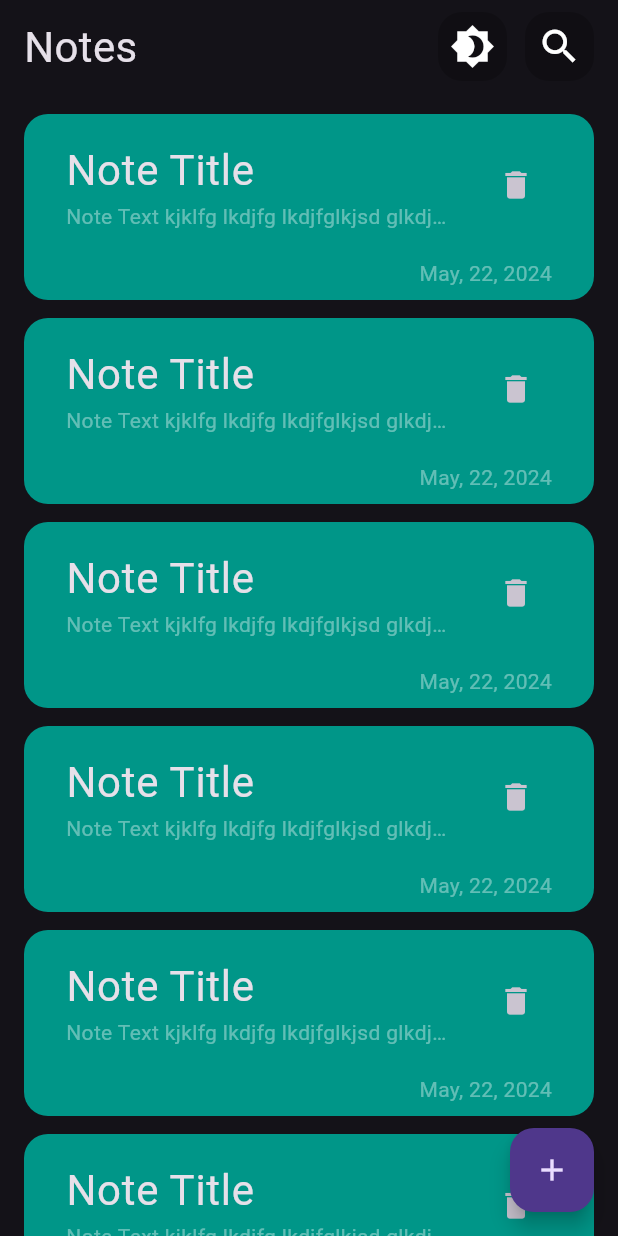
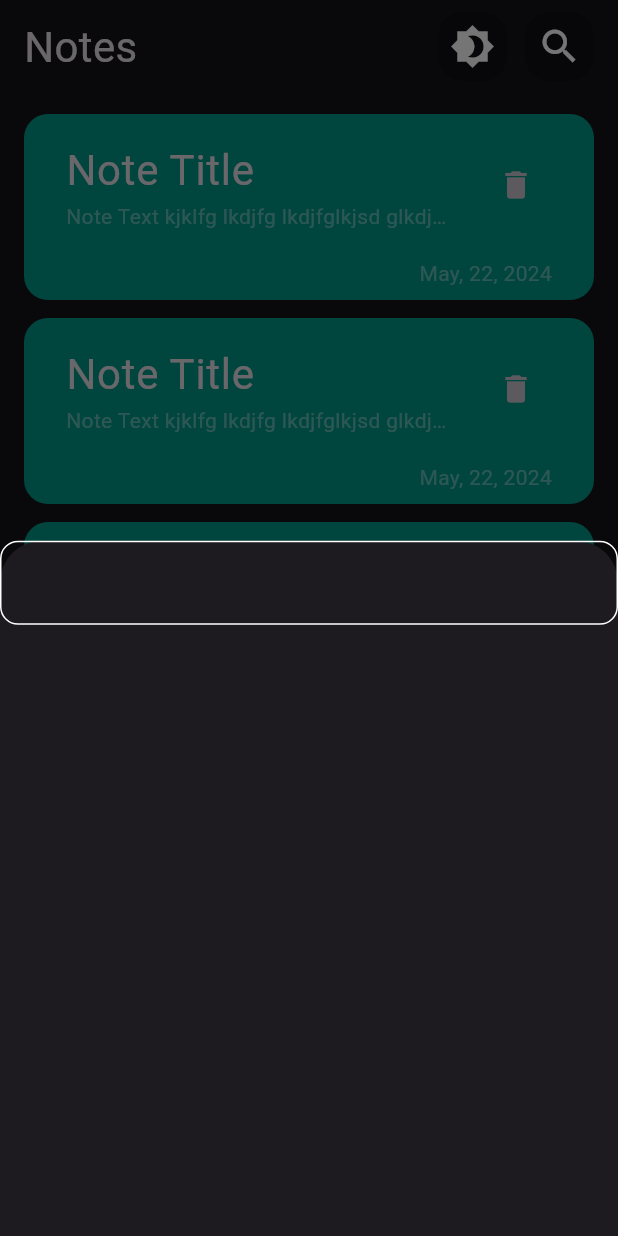
Before and after one commit to AliA5y/pretty_notes, a Flutter app: the screen it shows after launch, after a tap on the "add" icon, on a phone screen of 412 x 824 dp. Run offline on Flutter 3.47's test engine with Material 3 defaults, Android fonts, the phone set to English and light mode, and no system bars; our stand-ins replace hive, hive_flutter; accounts and stored records are empty.

Commit message:
build add note sheet and custom input field

```diff
--- a/lib/views/home.dart
+++ b/lib/views/home.dart
@@ -1,5 +1,6 @@
 import 'package:flutter/material.dart';
 import 'package:pretty_notes/views/home_view_body.dart';
+import 'package:pretty_notes/views/widgets/add_note_sheet.dart';
 
 class HomeView extends StatelessWidget {
   const HomeView({super.key});
@@ -11,7 +12,13 @@ class HomeView extends StatelessWidget {
         child: HomeViewBody(),
       ),
       floatingActionButton: FloatingActionButton(
-        onPressed: () {},
+        onPressed: () {
+          showModalBottomSheet(
+              context: context,
+              builder: (context) {
+                return AddNoteSheet();
+              });
+        },
         child: const Icon(Icons.add),
       ),
     );
--- /dev/null
+++ b/lib/views/widgets/add_note_sheet.dart
@@ -0,0 +1,15 @@
+import 'package:flutter/material.dart';
+import 'package:pretty_notes/views/widgets/custom_text_form_field.dart';
+
+class AddNoteSheet extends StatelessWidget {
+  const AddNoteSheet({super.key});
+
+  @override
+  Widget build(BuildContext context) {
+    return Column(
+      children: [
+        CustomTextFormField(),
+      ],
+    );
+  }
+}
--- /dev/null
+++ b/lib/views/widgets/custom_text_form_field.dart
@@ -0,0 +1,26 @@
+import 'package:flutter/material.dart';
+import 'package:pretty_notes/constants.dart';
+
+class CustomTextFormField extends StatelessWidget {
+  const CustomTextFormField({
+    super.key,
+  });
+
+  @override
+  Widget build(BuildContext context) {
+    return TextFormField(
+      decoration: InputDecoration(
+          border: buildBoarder(),
+          enabledBorder: buildBoarder(),
+          focusedBorder: buildBoarder(kPremaryColor)),
+    );
+  }
+
+  OutlineInputBorder buildBoarder([Color? color]) {
+    return OutlineInputBorder(
+        borderRadius: const BorderRadius.all(Radius.circular(12)),
+        borderSide: BorderSide(
+          color: color ?? Colors.white,
+        ));
+  }
+}
```
